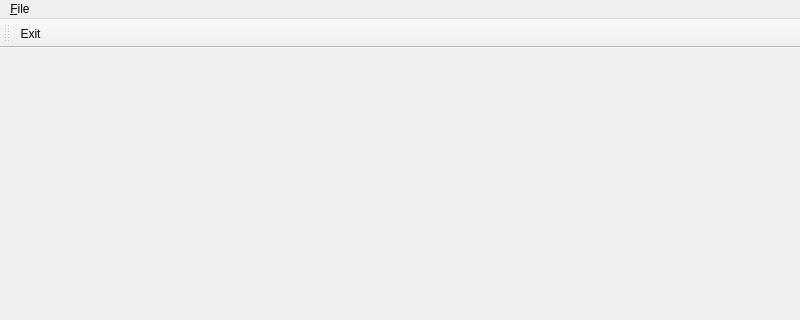
This is src/ui/main_window/main_window.ui in AleksanderAgafonov/qt-help-creator as Qt 5 draws it before an edit; both pictures show x 0 to 800 and y 0 to 320 of the 800 by 600 pixel window. The edited form follows.
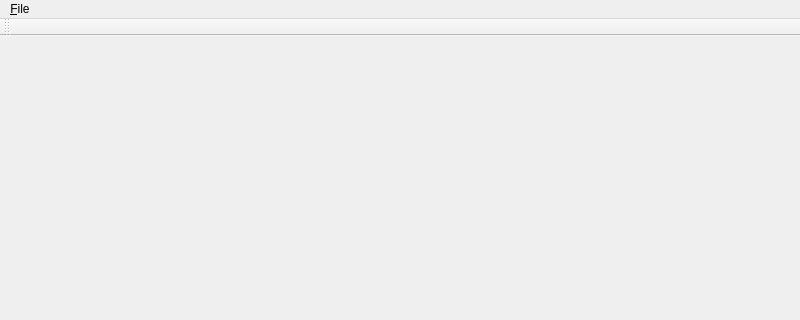
This is the edited form.

Commit message: Remove action_exit from file_toolbar in main_window.ui

```diff
--- a/src/ui/main_window/main_window.ui
+++ b/src/ui/main_window/main_window.ui
@@ -41,7 +41,6 @@
    <attribute name="toolBarBreak">
     <bool>false</bool>
    </attribute>
-   <addaction name="action_exit"/>
   </widget>
   <widget class="QStatusBar" name="status_bar"/>
   <action name="action_exit">
```
